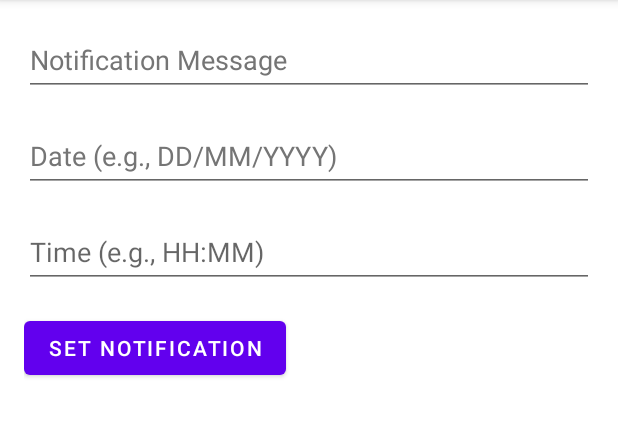
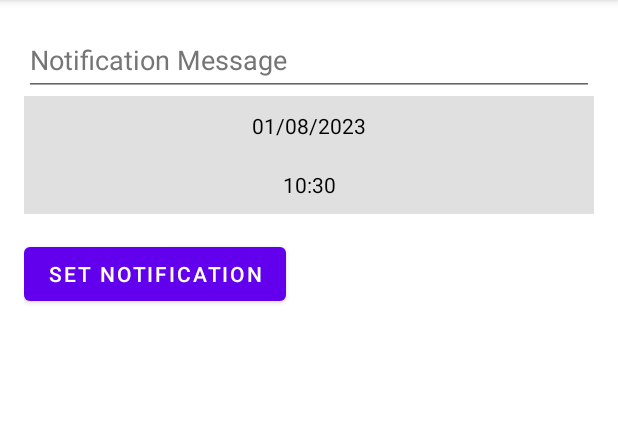
Before and after one commit to PeterPetkov-student/DesiredVacation, an Android app: the fragment NotificationSetupFragment placed in its activity, after a tap on "SET NOTIFICATION", on a phone screen of 412 x 824 dp, the part 84-521 px from its top. Run offline under Robolectric (Android 15) with nearby library versions, the phone set to English and light mode, and no system bars; our stand-ins replace Room's generated code.

Commit message:
After comments changes

```diff
--- a/app/src/main/java/com/example/desiredvacationsapp/notifications/NotificationSetupFragment.kt
+++ /dev/null
@@ -1,130 +0,0 @@
-package com.example.desiredvacationsapp.notifications
-
-import android.annotation.SuppressLint
-import android.app.AlarmManager
-import android.app.NotificationChannel
-import android.app.NotificationManager
-import android.app.PendingIntent
-import android.content.Context
-import android.content.Intent
-import android.os.Build
-import android.os.Bundle
-import android.view.LayoutInflater
-import android.view.View
-import android.view.ViewGroup
-import android.widget.Button
-import android.widget.EditText
-import androidx.fragment.app.Fragment
-import com.example.desiredvacationsapp.R
-import java.text.ParseException
-import java.text.SimpleDateFormat
-import java.util.*
-
-class NotificationSetupFragment : Fragment() {
-
-    // Constants
-    companion object {
-        // Channel ID for Android 8.0 and above. Used to associate this notification channel
-        // with notifications posted to it.
-        const val CHANNEL_ID = "ScheduledNotificationsChannel"
-    }
-
-    override fun onCreateView(
-        inflater: LayoutInflater,
-        container: ViewGroup?,
-        savedInstanceState: Bundle?
-    ): View? {
-        return inflater.inflate(R.layout.fragment_notification_setup, container, false)
-    }
-
-    override fun onViewCreated(view: View, savedInstanceState: Bundle?) {
-        super.onViewCreated(view, savedInstanceState)
-        setupViews(view) // Set up the views for this fragment
-    }
-
-    // Find and setup the necessary views
-    private fun setupViews(view: View) {
-        // Find the views
-        val notificationMessageInput = view.findViewById<EditText>(R.id.notificationMessageInput)
-        val dateInput = view.findViewById<EditText>(R.id.dateInput)
-        val timeInput = view.findViewById<EditText>(R.id.timeInput)
-        val setNotificationButton = view.findViewById<Button>(R.id.setNotificationButton)
-
-        // Set a click listener for the "Set Notification" button
-        setNotificationButton.setOnClickListener {
-            handleSetNotificationButtonClick(notificationMessageInput, dateInput, timeInput)
-        }
-    }
-
-    // Handles the logic when the "Set Notification" button is clicked
-    private fun handleSetNotificationButtonClick(
-        notificationMessageInput: EditText,
-        dateInput: EditText,
-        timeInput: EditText
-    ) {
-        // Get the user input for notification message, date, and time
-        val message = notificationMessageInput.text.toString()
-        val date = dateInput.text.toString()
-        val time = timeInput.text.toString()
-
-        val notificationId = 1
-
-        // Create a notification channel for Android 8.0 and above.
-        // Notification channels are only available in these versions.
-        createNotificationChannel()
-
-        // Schedule the notification
-        scheduleNotification(notificationId, message, date, time)
-    }
-
-    // This method schedules the notification for the provided date and time
-    private fun scheduleNotification(notificationId: Int, message: String, date: String, time: String) {
-        // Create a Calendar instance to hold the date and time when the notification should be triggered
-        val calendar = Calendar.getInstance()
-        val sdf = SimpleDateFormat("dd/MM/yyyy HH:mm", Locale.getDefault())
-        try {
-            // Parse the user input date and time
-            val dateTime = sdf.parse("$date $time")
-            if (dateTime != null) {
-                calendar.time = dateTime
-            }
-        } catch (e: ParseException) {
-            // Handle parsing error
-            return
-        }
-
-        // Create an alarm to trigger the notification
-        val alarmManager = requireContext().getSystemService(Context.ALARM_SERVICE) as AlarmManager
-        val intent = Intent(requireContext(), AlarmReceiver::class.java)
-        intent.putExtra("message", message) // Add the notification message to the intent
-        val pendingIntent = PendingIntent.getBroadcast(
-            requireContext(),
-            notificationId,
-            intent,
-            PendingIntent.FLAG_UPDATE_CURRENT or PendingIntent.FLAG_IMMUTABLE
-        )
-        // Set the alarm to trigger at the exact date and time
-        alarmManager.setExact(AlarmManager.RTC_WAKEUP, calendar.timeInMillis, pendingIntent)
-
-        // Pop this fragment from the stack
-        parentFragmentManager.popBackStack()
-    }
-
-    // This method creates a notification channel for Android 8.0 and above
-    private fun createNotificationChannel() {
-        if (Build.VERSION.SDK_INT >= Build.VERSION_CODES.O) {
-            // Create the NotificationChannel, but only on API 26+ because
-            // the NotificationChannel class is new and not in the support library
-            val name = "Scheduled Notifications"
-            val descriptionText = "Channel for scheduled notifications"
-            val importance = NotificationManager.IMPORTANCE_DEFAULT
-            val channel = NotificationChannel(CHANNEL_ID, name, importance).apply {
-                description = descriptionText
-            }
-            // Register the channel with the system
-            val notificationManager =
-                requireContext().getSystemService(Context.NOTIFICATION_SERVICE) as NotificationManager
-            notificationManager.createNotificationChannel(channel)
-        }
-    }
-}
--- /dev/null
+++ b/app/src/main/java/com/example/desiredvacationsapp/ui/notifications/NotificationSetupFragment.kt
@@ -0,0 +1,140 @@
+package com.example.desiredvacationsapp.ui.notifications
+
+import android.app.*
+import android.content.Context
+import android.content.Intent
+import android.os.Build
+import android.os.Bundle
+import android.view.LayoutInflater
+import android.view.View
+import android.view.ViewGroup
+import android.widget.Button
+import android.widget.EditText
+import android.widget.TextView
+import androidx.fragment.app.Fragment
+import androidx.lifecycle.ViewModelProvider
+import com.example.desiredvacationsapp.R
+import com.example.desiredvacationsapp.viewmodel.NotificationSetupViewModel
+import java.text.SimpleDateFormat
+import java.util.*
+
+class NotificationSetupFragment : Fragment() {
+
+    private lateinit var viewModel: NotificationSetupViewModel
+
+    private lateinit var dateButton: TextView
+    private lateinit var timeButton: TextView
+    private var vacationId: Int = 0
+
+    // Constants
+    companion object {
+        const val CHANNEL_ID = "ScheduledNotificationsChannel"
+    }
+
+    override fun onCreateView(
+        inflater: LayoutInflater,
+        container: ViewGroup?,
+        savedInstanceState: Bundle?
+    ): View? {
+        return inflater.inflate(R.layout.fragment_notification_setup, container, false)
+    }
+
+    override fun onViewCreated(view: View, savedInstanceState: Bundle?) {
+        super.onViewCreated(view, savedInstanceState)
+
+        viewModel = ViewModelProvider(this)[NotificationSetupViewModel::class.java]
+
+        vacationId = arguments?.getInt("vacation_id") ?: 0
+        val vacationName = arguments?.getString("vacation_name") ?: ""
+        setupViews(view, vacationName)
+
+        // Observe the calendar live data
+        viewModel.calendar.observe(viewLifecycleOwner) { calendar ->
+            val dateSdf = SimpleDateFormat("dd/MM/yyyy", Locale.getDefault())
+            dateButton.text = dateSdf.format(calendar.time)
+            val timeSdf = SimpleDateFormat("HH:mm", Locale.getDefault())
+            timeButton.text = timeSdf.format(calendar.time)
+        }
+    }
+
+    private fun setupViews(view: View, vacationName: String) {
+        val notificationMessageInput = view.findViewById<EditText>(R.id.notificationMessageInput)
+        dateButton = view.findViewById(R.id.dateButton)
+        timeButton = view.findViewById(R.id.timeButton)
+        val setNotificationButton = view.findViewById<Button>(R.id.setNotificationButton)
+
+        dateButton.setOnClickListener {
+            handleDateButtonClick()
+        }
+
+        timeButton.setOnClickListener {
+            handleTimeButtonClick()
+        }
+
+        setNotificationButton.setOnClickListener {
+            handleSetNotificationButtonClick(notificationMessageInput,vacationName)
+        }
+    }
+
+    private fun handleDateButtonClick() {
+        val calendar = viewModel.calendar.value ?: Calendar.getInstance()
+        val year = calendar.get(Calendar.YEAR)
+        val month = calendar.get(Calendar.MONTH)
+        val day = calendar.get(Calendar.DAY_OF_MONTH)
+
+        DatePickerDialog(requireContext(), { _, selectedYear, selectedMonth, selectedDay ->
+            calendar.set(Calendar.YEAR, selectedYear)
+            calendar.set(Calendar.MONTH, selectedMonth)
+            calendar.set(Calendar.DAY_OF_MONTH, selectedDay)
+            viewModel.updateCalendar(calendar)
+        }, year, month, day).show()
+    }
+
+    private fun handleTimeButtonClick() {
+        val calendar = viewModel.calendar.value ?: Calendar.getInstance()
+        val hour = calendar.get(Calendar.HOUR_OF_DAY)
+        val minute = calendar.get(Calendar.MINUTE)
+
+        TimePickerDialog(requireContext(), { _, selectedHour, selectedMinute ->
+            calendar.set(Calendar.HOUR_OF_DAY, selectedHour)
+            calendar.set(Calendar.MINUTE, selectedMinute)
+            viewModel.updateCalendar(calendar)
+        }, hour, minute, true).show()
+    }
+
+    private fun handleSetNotificationButtonClick(notificationMessageInput: EditText, vacationName: String) {
+        val message = notificationMessageInput.text.toString()
+        val notificationId = vacationId
+        createNotificationChannel()
+        viewModel.updateNotificationMessage(message)
+        scheduleNotification(notificationId, vacationName, message, viewModel.calendar.value!!)
+    }
+    private fun scheduleNotification(notificationId: Int, title: String, message: String, calendar: Calendar) {
+        val alarmManager = requireContext().getSystemService(Context.ALARM_SERVICE) as AlarmManager
+        val intent = Intent(requireContext(), NotificationReceiver::class.java)
+        intent.putExtra("title", title)
+        intent.putExtra("message", message)
+        val pendingIntent = PendingIntent.getBroadcast(
+            requireContext(),
+            notificationId,
+            intent,
+            PendingIntent.FLAG_UPDATE_CURRENT or PendingIntent.FLAG_IMMUTABLE
+        )
+        alarmManager.setExact(AlarmManager.RTC_WAKEUP, calendar.timeInMillis, pendingIntent)
+        parentFragmentManager.popBackStack()
+    }
+
+    private fun createNotificationChannel() {
+        if (Build.VERSION.SDK_INT >= Build.VERSION_CODES.O) {
+            val name = "Scheduled Notifications"
+            val descriptionText = "Channel for scheduled notifications"
+            val importance = NotificationManager.IMPORTANCE_DEFAULT
+            val channel = NotificationChannel(CHANNEL_ID, name, importance).apply {
+                description = descriptionText
+            }
+            val notificationManager =
+                requireContext().getSystemService(Context.NOTIFICATION_SERVICE) as NotificationManager
+            notificationManager.createNotificationChannel(channel)
+        }
+    }
+}
--- /dev/null
+++ b/app/src/main/java/com/example/desiredvacationsapp/viewmodel/NotificationViewModel.kt
@@ -0,0 +1,25 @@
+package com.example.desiredvacationsapp.viewmodel
+
+import android.app.Application
+import androidx.lifecycle.AndroidViewModel
+import androidx.lifecycle.LiveData
+import androidx.lifecycle.MutableLiveData
+import java.util.*
+
+
+class NotificationSetupViewModel(application: Application) : AndroidViewModel(application) {
+    private val _calendar: MutableLiveData<Calendar> = MutableLiveData(Calendar.getInstance())
+    val calendar: LiveData<Calendar> = _calendar
+
+    private val _notificationMessage: MutableLiveData<String> = MutableLiveData("")
+
+    // Functions to update the mutable live data
+
+    fun updateCalendar(calendar: Calendar) {
+        _calendar.value = calendar
+    }
+
+    fun updateNotificationMessage(message: String) {
+        _notificationMessage.value = message
+    }
+}
--- a/app/src/main/java/com/example/desiredvacationsapp/viewmodel/VacationViewModel.kt
+++ b/app/src/main/java/com/example/desiredvacationsapp/viewmodel/VacationViewModel.kt
@@ -1,6 +1,5 @@
 package com.example.desiredvacationsapp.viewmodel
 
-import android.net.Uri
 import androidx.lifecycle.*
 import com.example.desiredvacationsapp.daoObject.VacationDao
 import com.example.desiredvacationsapp.models.Vacation
@@ -12,7 +11,6 @@ class VacationViewModel(private val vacationDao: VacationDao) : ViewModel() {
     val allVacations: LiveData<List<Vacation>> = vacationDao.allVacations().asLiveData()
 
     private var imageName: String? = null
-
 
     fun setSelectedImageName(name: String?) {
         imageName = name
@@ -140,6 +138,7 @@ class VacationViewModel(private val vacationDao: VacationDao) : ViewModel() {
     }
 }
 
+
 /**
  * Factory class to instantiate the [ViewModel] instance.
  */
--- a/app/src/main/res/layout/fragment_notification_setup.xml
+++ b/app/src/main/res/layout/fragment_notification_setup.xml
@@ -17,28 +17,31 @@
         app:layout_constraintStart_toStartOf="parent"
         app:layout_constraintTop_toTopOf="parent" />
 
-    <EditText
-        android:id="@+id/dateInput"
+    <TextView
+        android:id="@+id/dateButton"
         android:layout_width="match_parent"
         android:layout_height="wrap_content"
-        android:hint="@string/date"
-        android:minHeight="48dp"
-        android:layout_marginTop="@dimen/margin"
-        android:textColorHint="#757575"
+        android:text="@string/select_date"
+        android:gravity="center"
+        android:background="#E0E0E0"
+        android:padding="10dp"
+        android:textColor="#000000"
         app:layout_constraintEnd_toEndOf="parent"
         app:layout_constraintStart_toStartOf="parent"
         app:layout_constraintTop_toBottomOf="@+id/notificationMessageInput" />
 
-    <EditText
-        android:id="@+id/timeInput"
+    <TextView
+        android:id="@+id/timeButton"
         android:layout_width="match_parent"
         android:layout_height="wrap_content"
-        android:hint="@string/time"
-        android:minHeight="48dp"
-        android:layout_marginTop="@dimen/margin"
+        android:text="@string/select_time"
+        android:gravity="center"
+        android:background="#E0E0E0"
+        android:padding="10dp"
+        android:textColor="#000000"
         app:layout_constraintEnd_toEndOf="parent"
         app:layout_constraintStart_toStartOf="parent"
-        app:layout_constraintTop_toBottomOf="@+id/dateInput" />
+        app:layout_constraintTop_toBottomOf="@+id/dateButton" />
 
     <Button
         android:id="@+id/setNotificationButton"
@@ -47,6 +50,6 @@
         android:layout_marginTop="@dimen/margin"
         android:text="@string/set_notification"
         app:layout_constraintStart_toStartOf="parent"
-        app:layout_constraintTop_toBottomOf="@+id/timeInput" />
+        app:layout_constraintTop_toBottomOf="@+id/timeButton" />
 
 </androidx.constraintlayout.widget.ConstraintLayout>
--- a/app/src/main/res/layout/vacation_list_vacation.xml
+++ b/app/src/main/res/layout/vacation_list_vacation.xml
@@ -8,13 +8,12 @@
 
     <ImageView
         android:id="@+id/image_name"
-        android:layout_width="0dp"
-        android:layout_height="0dp"
+        android:layout_width="200dp"
+        android:layout_height="200dp"
         android:layout_marginStart="8dp"
         android:layout_marginTop="8dp"
         android:layout_marginEnd="8dp"
         android:contentDescription="@string/hotel_vacation_image"
-        app:layout_constraintDimensionRatio="16:9"
         android:scaleType="centerCrop"
         app:layout_constraintEnd_toEndOf="parent"
         app:layout_constraintStart_toStartOf="parent"
--- a/app/src/main/res/values/strings.xml
+++ b/app/src/main/res/values/strings.xml
@@ -22,4 +22,7 @@
     <string name="message">Notification Message</string>
     <string name="time">Time (e.g., HH:MM)</string>
     <string name="set_notification">Set Notification</string>
+    <string name="select_date">Select Date</string>
+    <string name="select_time">Select Time</string>
+    <string name="scheduled_notification">Scheduled Notification</string>
 </resources>
--- a/app/src/main/res/xml/file_paths.xml
+++ b/app/src/main/res/xml/file_paths.xml
@@ -1,5 +1,3 @@
-<?xml version="1.0" encoding="utf-8"?>
 <paths xmlns:android="http://schemas.android.com/apk/res/android">
-    <external-path name="external_files" path="." />
-    <external-cache-path name="external_cache_files" path="." />
+    <external-files-path name="my_images" path="Pictures" />
 </paths>
```
Also changed, not shown: app/src/main/AndroidManifest.xml (+5 -5 lines), app/src/main/java/com/example/desiredvacationsapp/Utils.kt (added, +25 -0 lines), app/src/main/java/com/example/desiredvacationsapp/ui/AddVacationFragment.kt (+62 -23 lines), app/src/main/java/com/example/desiredvacationsapp/ui/VacationDetailFragment.kt (+39 -7 lines), app/src/main/java/com/example/desiredvacationsapp/ui/VacationFragmentList.kt (+2 -24 lines), app/src/main/java/com/example/desiredvacationsapp/ui/adapters/VacationAdapter.kt (renamed from app/src/main/java/com/example/desiredvacationsapp/adapters/VacationAdapter.kt, +9 -4 lines), app/src/main/java/com/example/desiredvacationsapp/ui/notifications/NotificationReceiver.kt (renamed from app/src/main/java/com/example/desiredvacationsapp/notifications/AlarmReceiver.kt, +6 -4 lines), app/src/main/res/layout/fragment_add_vacation.xml (+17 -15 lines), app/src/main/res/layout/fragment_vacation_details.xml (+14 -0 lines), app/src/main/res/layout/fragment_vacation_list.xml (+4 -12 lines).
